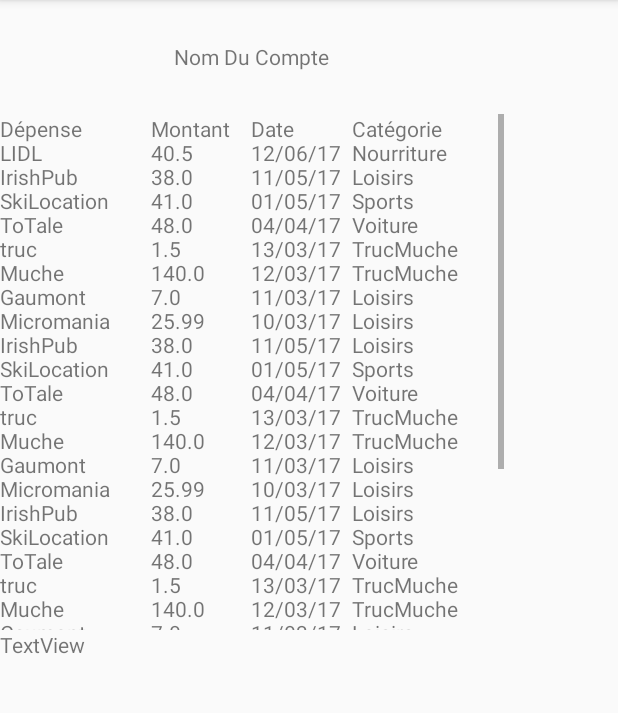
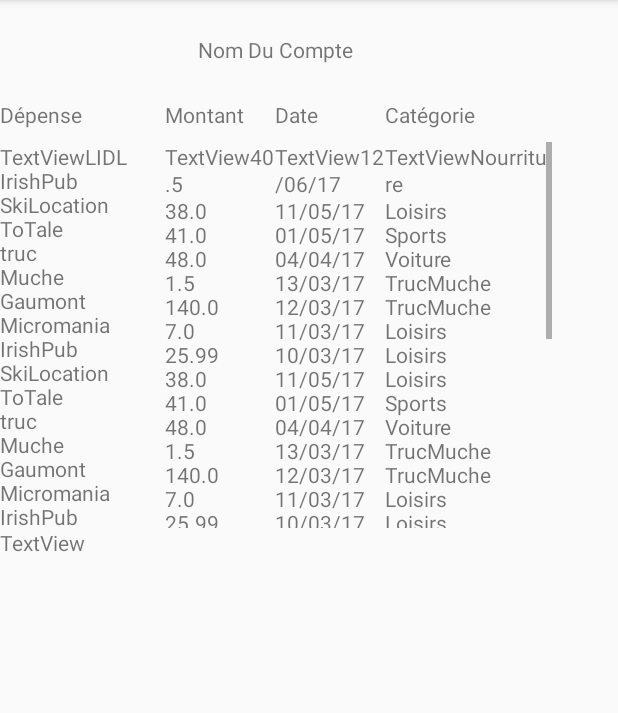
Before and after one commit to Noxyd/VirtualBank, an Android app: the ReleveBancaire screen opened directly, with no data from a screen before it, on a phone screen of 412 x 824 dp, the part 84-797 px from its top. Run offline under Robolectric (Android 15) with nearby library versions, the light colour scheme and no system bars.

Commit message:
Amélioration page Releve Bancaire.

```diff
--- a/app/src/main/java/com/example/stri/virtualbank/Accueil.java
+++ b/app/src/main/java/com/example/stri/virtualbank/Accueil.java
@@ -2,6 +2,7 @@
 
 /**
  * Created by Samuel on 13/10/2017.
+ * Modified by Alexis on 18/10/2017
  */
 
 import android.content.Intent;
--- a/app/src/main/java/com/example/stri/virtualbank/ReleveBancaire.java
+++ b/app/src/main/java/com/example/stri/virtualbank/ReleveBancaire.java
@@ -23,12 +23,6 @@
         TextView txcol3 = (TextView) findViewById(R.id.col3TextView);
         TextView txcol4 = (TextView) findViewById(R.id.col4TextView);
 
-        //init le début du tableau
-        txcol1.setText("Dépense\n");
-        txcol2.setText("Montant\n");
-        txcol3.setText("Date\n");
-        txcol4.setText("Catégorie\n");
-
         for(int i = 0; i < tableauDepense.length; i++){
             txcol1.setText(txcol1.getText() + tableauDepense[i] + "\n");
             txcol2.setText(txcol2.getText() + String.valueOf(tableauMontant[i]) + "\n");
--- a/app/src/main/res/layout/activity_releve_bancaire.xml
+++ b/app/src/main/res/layout/activity_releve_bancaire.xml
@@ -7,8 +7,8 @@
     tools:context="com.example.stri.virtualbank.ReleveBancaire">
 
     <LinearLayout
-        android:layout_width="336dp"
-        android:layout_height="592dp"
+        android:layout_width="368dp"
+        android:layout_height="495dp"
         android:orientation="vertical"
         android:weightSum="100"
         tools:layout_editor_absoluteX="8dp"
@@ -34,9 +34,72 @@
             android:layout_height="0dp"
             android:layout_weight="60">
 
+            <LinearLayout
+                android:layout_width="match_parent"
+                android:layout_height="match_parent"
+                android:orientation="vertical"
+                android:weightSum="100">
+
+                <LinearLayout
+                    android:layout_width="match_parent"
+                    android:layout_height="0dp"
+                    android:layout_weight="10"
+                    android:orientation="horizontal"
+                    android:weightSum="100">
+
+                    <RelativeLayout
+                        android:layout_width="0dp"
+                        android:layout_height="match_parent"
+                        android:layout_weight="30">
+
+                        <TextView
+                            android:id="@+id/col1Title"
+                            android:layout_width="wrap_content"
+                            android:layout_height="wrap_content"
+                            android:text="Dépense" />
+                    </RelativeLayout>
+
+                    <RelativeLayout
+                        android:layout_width="0dp"
+                        android:layout_height="match_parent"
+                        android:layout_weight="20">
+
+                        <TextView
+                            android:id="@+id/col2Title"
+                            android:layout_width="wrap_content"
+                            android:layout_height="wrap_content"
+                            android:text="Montant" />
+                    </RelativeLayout>
+
+                    <RelativeLayout
+                        android:layout_width="0dp"
+                        android:layout_height="match_parent"
+                        android:layout_weight="20">
+
+                        <TextView
+                            android:id="@+id/col3Title"
+                            android:layout_width="wrap_content"
+                            android:layout_height="wrap_content"
+                            android:text="Date" />
+                    </RelativeLayout>
+
+                    <RelativeLayout
+                        android:layout_width="0dp"
+                        android:layout_height="match_parent"
+                        android:layout_weight="30">
+
+                        <TextView
+                            android:id="@+id/col4Title"
+                            android:layout_width="wrap_content"
+                            android:layout_height="wrap_content"
+                            android:text="Catégorie" />
+                    </RelativeLayout>
+                </LinearLayout>
+
                 <ScrollView
                     android:layout_width="match_parent"
-                android:layout_height="wrap_content">
+                    android:layout_height="0dp"
+                    android:layout_weight="90">
 
                     <RelativeLayout
                         android:layout_width="match_parent"
@@ -104,6 +167,8 @@
                         </LinearLayout>
                     </RelativeLayout>
                 </ScrollView>
+            </LinearLayout>
+
         </RelativeLayout>
 
         <RelativeLayout
```
Lines whose indentation alone changed are shown as unchanged.
